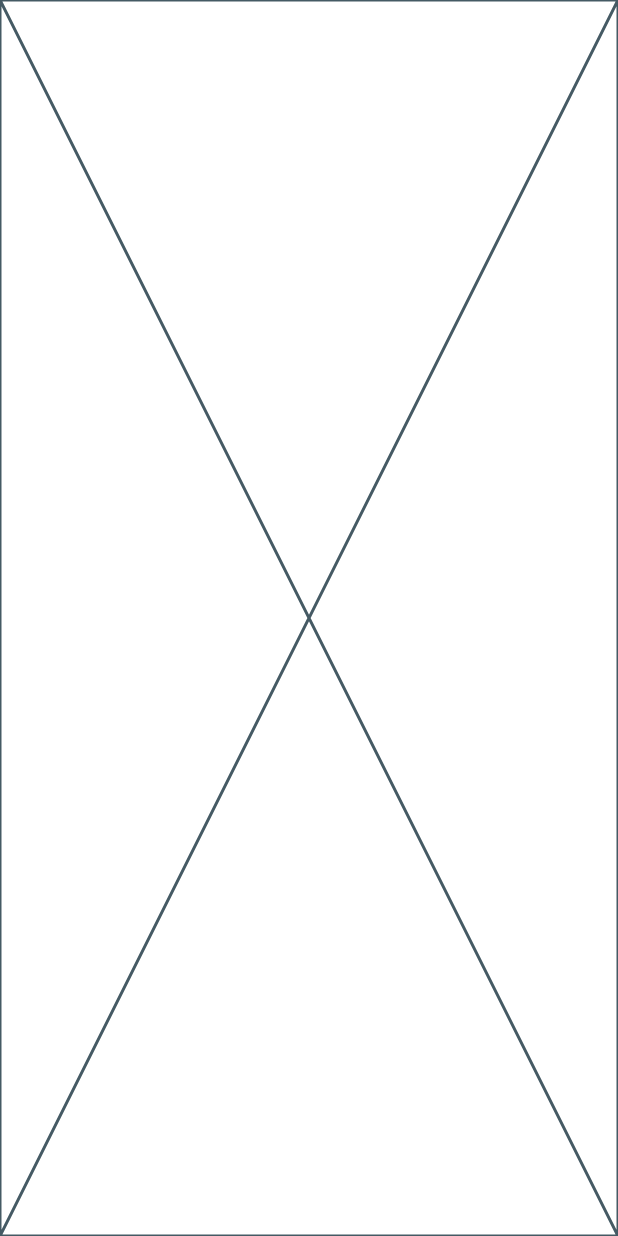
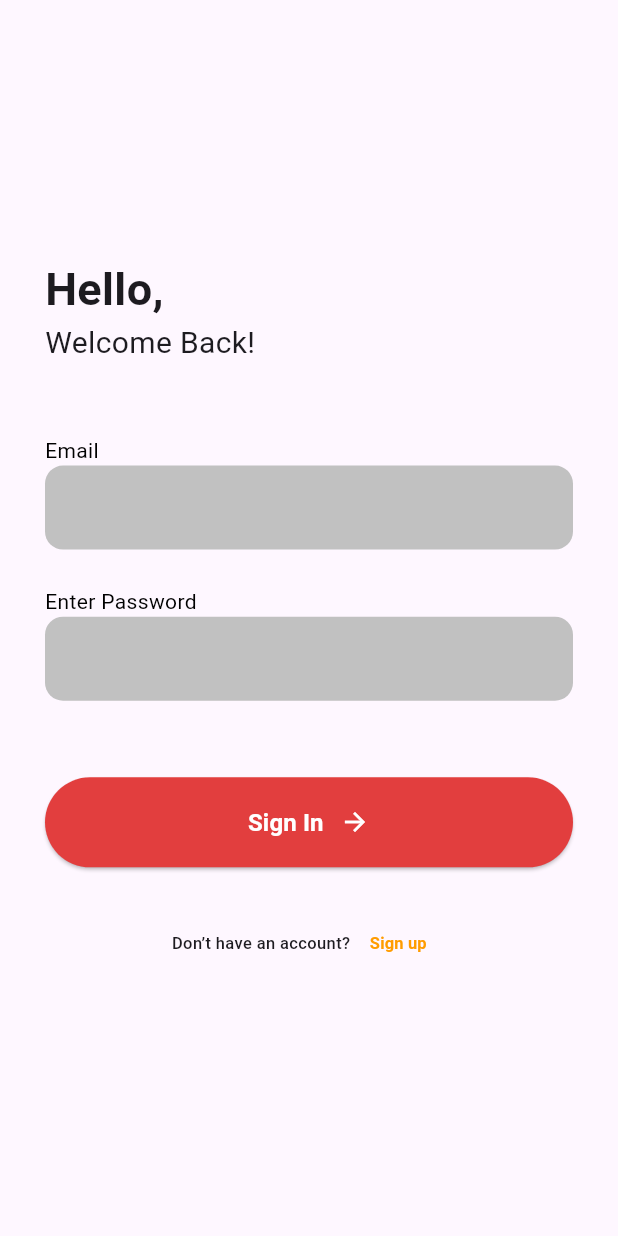
Before and after one commit to mazenanter/recipe_app, a Flutter app: the screen it shows after launch, on a phone screen of 412 x 824 dp. Run offline on Flutter 3.47's test engine with Material 3 defaults, Android fonts, the phone set to English and light mode, and no system bars.

Commit message:
finish login ui

```diff
--- a/lib/main.dart
+++ b/lib/main.dart
@@ -1,5 +1,5 @@
 import 'package:flutter/material.dart';
-import 'package:recipe_app/views/home_view.dart';
+import 'package:recipe_app/views/login_view.dart';
 
 void main() {
   runApp(const MyApp());
@@ -16,7 +16,7 @@ class MyApp extends StatelessWidget {
         colorScheme: ColorScheme.fromSeed(seedColor: Colors.deepPurple),
         useMaterial3: true,
       ),
-      home: const HomeView(),
+      home: const LoginView(),
     );
   }
 }
--- a/lib/utils/app_text_styles.dart
+++ b/lib/utils/app_text_styles.dart
@@ -41,4 +41,8 @@ abstract class AppTextStyles {
     fontWeight: FontWeight.w400,
     color: Color(0xffA9A9A9),
   );
+  static const TextStyle syleMedium11 = TextStyle(
+    fontSize: 11,
+    fontWeight: FontWeight.w500,
+  );
 }
--- a/lib/views/login_view.dart
+++ b/lib/views/login_view.dart
@@ -0,0 +1,92 @@
+import 'package:flutter/material.dart';
+import 'package:recipe_app/utils/app_text_styles.dart';
+import 'package:recipe_app/views/home_view.dart';
+import 'package:recipe_app/views/signup_view.dart';
+import 'package:recipe_app/widgets/custom_auth_button.dart';
+import 'package:recipe_app/widgets/custom_text_form_field.dart';
+
+class LoginView extends StatelessWidget {
+  const LoginView({super.key});
+
+  @override
+  Widget build(BuildContext context) {
+    double height = MediaQuery.sizeOf(context).height;
+    return Scaffold(
+      body: SafeArea(
+          child: Padding(
+        padding: const EdgeInsets.symmetric(horizontal: 30),
+        child: Column(
+          crossAxisAlignment: CrossAxisAlignment.start,
+          mainAxisAlignment: MainAxisAlignment.center,
+          children: [
+            const Text(
+              'Hello,',
+              style: AppTextStyles.syleSemiBold30,
+            ),
+            const Text(
+              'Welcome Back!',
+              style: AppTextStyles.syleRegular20,
+            ),
+            SizedBox(
+              height: height * 0.057,
+            ),
+            Text(
+              'Email',
+              style: AppTextStyles.syleRegular14.copyWith(
+                color: Colors.black,
+              ),
+            ),
+            const CustomTextFormField(),
+            SizedBox(
+              height: height * 0.030,
+            ),
+            Text(
+              'Enter Password',
+              style: AppTextStyles.syleRegular14.copyWith(
+                color: Colors.black,
+              ),
+            ),
+            const CustomTextFormField(),
+            SizedBox(
+              height: height * 0.062,
+            ),
+            CustomAuthButton(
+              onPress: () {
+                Navigator.push(
+                    context,
+                    MaterialPageRoute(
+                      builder: (context) => const HomeView(),
+                    ));
+              },
+            ),
+            SizedBox(
+              height: height * 0.032,
+            ),
+            Row(
+              mainAxisAlignment: MainAxisAlignment.center,
+              children: [
+                const Text(
+                  'Don’t have an account?',
+                  style: AppTextStyles.syleMedium11,
+                ),
+                TextButton(
+                  onPressed: () {
+                    Navigator.push(
+                        context,
+                        MaterialPageRoute(
+                          builder: (context) => const SignupView(),
+                        ));
+                  },
+                  child: Text('Sign up',
+                      style: AppTextStyles.syleSemiBold11.copyWith(
+                        color: const Color(0xffFF9C00),
+                      )),
+                ),
+              ],
+            ),
+          ],
+        ),
+      )),
+    );
+  }
+}
--- a/lib/views/signup_view.dart
+++ b/lib/views/signup_view.dart
@@ -0,0 +1,10 @@
+import 'package:flutter/material.dart';
+
+class SignupView extends StatelessWidget {
+  const SignupView({super.key});
+
+  @override
+  Widget build(BuildContext context) {
+    return const Placeholder();
+  }
+}
--- /dev/null
+++ b/lib/widgets/custom_auth_button.dart
@@ -0,0 +1,43 @@
+import 'package:flutter/material.dart';
+import 'package:recipe_app/utils/app_colors.dart';
+import 'package:recipe_app/utils/app_text_styles.dart';
+
+class CustomAuthButton extends StatelessWidget {
+  const CustomAuthButton({
+    super.key,
+    required this.onPress,
+  });
+  final void Function() onPress;
+  @override
+  Widget build(BuildContext context) {
+    return SizedBox(
+      height: 60,
+      width: double.infinity,
+      child: ElevatedButton(
+        style: ElevatedButton.styleFrom(
+          backgroundColor: AppColors.baseColor,
+        ),
+        onPressed: onPress,
+        child: Row(
+          mainAxisAlignment: MainAxisAlignment.center,
+          children: [
+            Text(
+              'Sign In',
+              style: AppTextStyles.syleSemiBold16.copyWith(
+                color: Colors.white,
+              ),
+            ),
+            const SizedBox(
+              width: 11,
+            ),
+            const Icon(
+              Icons.arrow_forward,
+              size: 20,
+              color: Colors.white,
+            )
+          ],
+        ),
+      ),
+    );
+  }
+}
--- /dev/null
+++ b/lib/widgets/custom_text_form_field.dart
@@ -0,0 +1,27 @@
+import 'package:flutter/material.dart';
+import 'package:recipe_app/utils/app_colors.dart';
+
+class CustomTextFormField extends StatelessWidget {
+  const CustomTextFormField({
+    super.key,
+  });
+
+  @override
+  Widget build(BuildContext context) {
+    return TextFormField(
+      decoration: InputDecoration(
+        filled: true,
+        fillColor: AppColors.grayColor,
+        focusedBorder: buildBorder(),
+        enabledBorder: buildBorder(),
+      ),
+    );
+  }
+
+  OutlineInputBorder buildBorder() {
+    return OutlineInputBorder(
+      borderRadius: BorderRadius.circular(12),
+      borderSide: BorderSide.none,
+    );
+  }
+}
```
